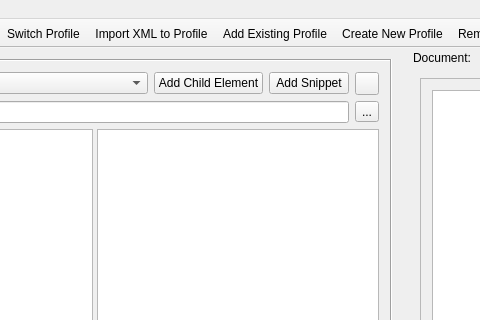
First picture: the form in GCXMLGenerator/gcmainwindow.ui, repository goblincoding/xmlmill, before the edit; both pictures show x 214 to 694 and y 0 to 320 of the 1099 by 659 pixel window.
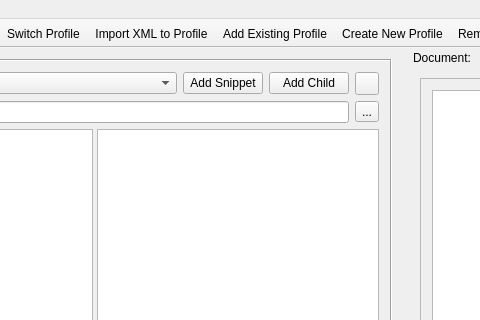
Second picture: the form after the edit. Icons and pictures are not drawn.

Commit message: Changed order of "Add Snippet" and "Add Child" buttons and also toggle between "Root" and "Child" text (on "Add Child" button) depending on document state.

Patch:
```diff
--- a/GCXMLGenerator/gcmainwindow.ui
+++ b/GCXMLGenerator/gcmainwindow.ui
@@ -43,13 +43,6 @@
            </property>
           </widget>
          </item>
-         <item>
-          <widget class="QPushButton" name="addChildElementButton">
-           <property name="text">
-            <string>Add Child Element</string>
-           </property>
-          </widget>
-         </item>
          <item>
           <widget class="QPushButton" name="addSnippetButton">
            <property name="text">
@@ -57,6 +50,13 @@
            </property>
           </widget>
          </item>
+         <item>
+          <widget class="QPushButton" name="addChildElementButton">
+           <property name="text">
+            <string>Add Child</string>
+           </property>
+          </widget>
+         </item>
          <item>
           <widget class="QToolButton" name="emptyProfileHelpButton">
            <property name="text">
```
Left out of the diff: 1 changed line with no effect on the pictures. The commit also changes 1 other file.
